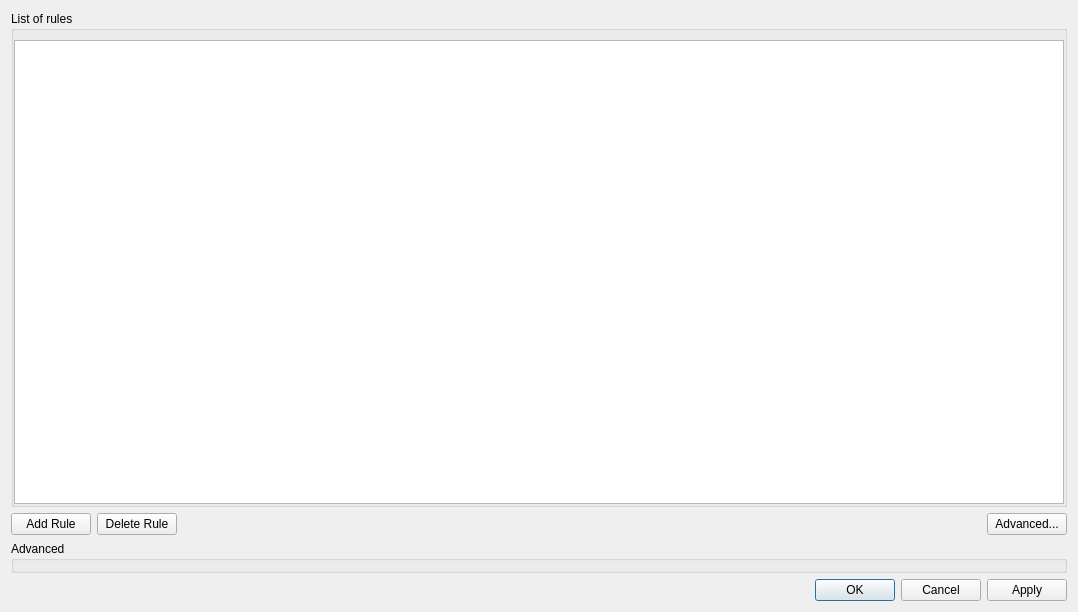
networkoptix/nx_open, file client/src/ui/dialogs/business_rules_dialog.ui: the form before one commit.
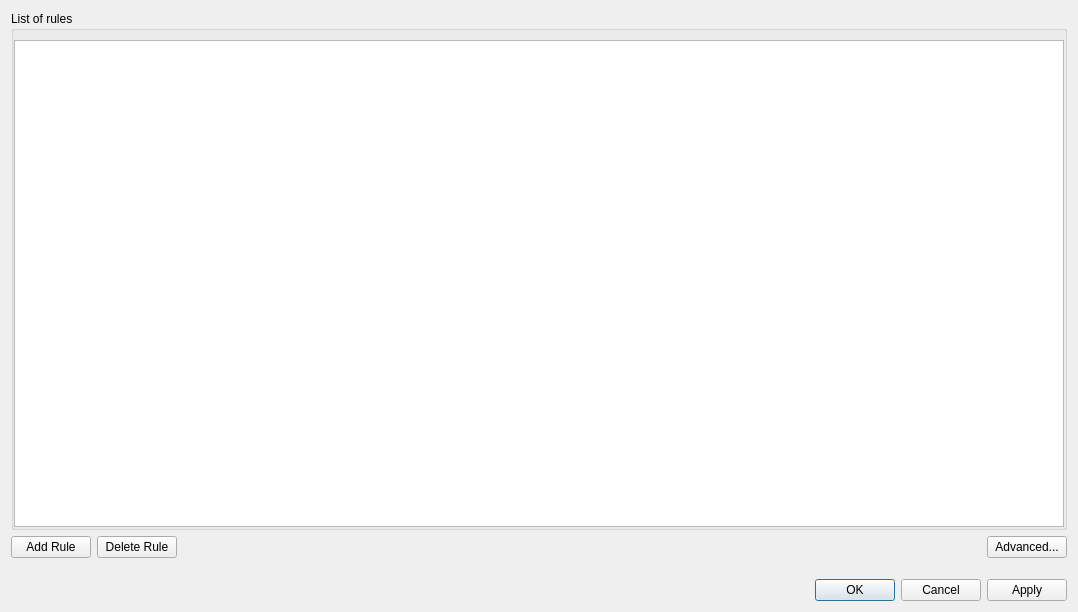
The form after the commit.

Commit message:
Business rules dialog: redesigned advanced view
<==== Mercurial data ====>
Branch: master

```diff
--- a/client/src/ui/dialogs/business_rules_dialog.ui
+++ b/client/src/ui/dialogs/business_rules_dialog.ui
@@ -13,7 +13,7 @@
   <property name="windowTitle">
    <string>Server Management Rules</string>
   </property>
-  <layout class="QVBoxLayout" name="verticalLayout">
+  <layout class="QVBoxLayout" name="verticalLayout" stretch="1,0,0,0">
    <item>
     <widget class="QGroupBox" name="rulesGroupBox">
      <property name="title">
@@ -108,10 +108,7 @@
     </layout>
    </item>
    <item>
-    <widget class="QGroupBox" name="detailsGroupBox">
-     <property name="title">
-      <string>Advanced</string>
-     </property>
+    <widget class="QFrame" name="detailsFrame">
      <layout class="QVBoxLayout" name="detailsLayout">
       <property name="rightMargin">
        <number>0</number>
```
The commit also changes 3 other files.
